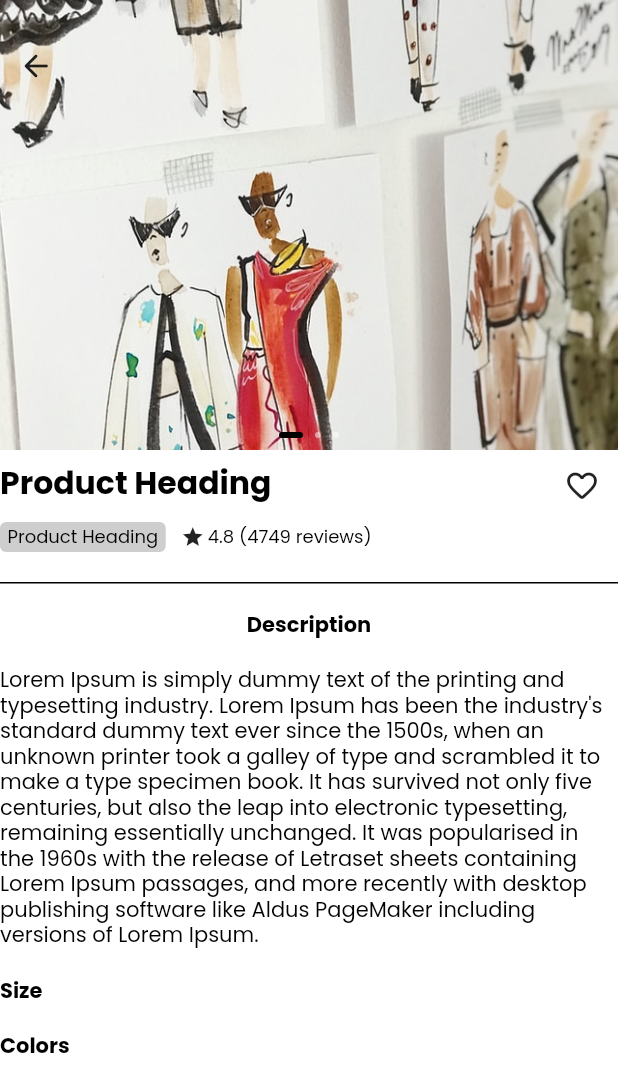
After one commit to rizveejack/ecomapp, a Flutter app: the SingleProductScreen screen opened directly, on a phone screen of 412 x 824 dp. The commit adds this screen. Shown: the top 1092 px of the screen. Run offline on Flutter 3.47's test engine with Material 2 defaults, Android fonts, the phone set to English and light mode, and no system bars.

Commit message:
single product page

```diff
--- /dev/null
+++ b/lib/screens/single_product_screen/product_colors.dart
@@ -0,0 +1,23 @@
+import 'package:flutter/material.dart';
+
+import '../../widgets/custom_text.dart';
+
+class ProductColors extends StatelessWidget {
+  const ProductColors({
+    Key? key,
+  }) : super(key: key);
+
+  @override
+  Widget build(BuildContext context) {
+    return Column(
+      children: const [
+        CustomText(
+          text: "Colors",
+          size: 14,
+          textColor: Colors.black,
+          isHeading: true,
+        ),
+      ],
+    );
+  }
+}
--- /dev/null
+++ b/lib/screens/single_product_screen/product_details.dart
@@ -0,0 +1,30 @@
+import 'package:flutter/material.dart';
+
+import '../../widgets/custom_text.dart';
+
+class ProductDetails extends StatelessWidget {
+  const ProductDetails({
+    Key? key,
+  }) : super(key: key);
+
+  @override
+  Widget build(BuildContext context) {
+    return Column(
+      children: const [
+        CustomText(
+          text: "Description",
+          size: 14,
+          textColor: Colors.black,
+          isHeading: true,
+        ),
+        SizedBox(height: 20),
+        CustomText(
+          text:
+              "Lorem Ipsum is simply dummy text of the printing and typesetting industry. Lorem Ipsum has been the industry's standard dummy text ever since the 1500s, when an unknown printer took a galley of type and scrambled it to make a type specimen book. It has survived not only five centuries, but also the leap into electronic typesetting, remaining essentially unchanged. It was popularised in the 1960s with the release of Letraset sheets containing Lorem Ipsum passages, and more recently with desktop publishing software like Aldus PageMaker including versions of Lorem Ipsum.",
+          size: 14,
+          textColor: Colors.black,
+        ),
+      ],
+    );
+  }
+}
--- /dev/null
+++ b/lib/screens/single_product_screen/product_heading.dart
@@ -0,0 +1,68 @@
+import 'package:flutter/material.dart';
+
+import '../../widgets/custom_text.dart';
+
+class ProductHeading extends StatelessWidget {
+  const ProductHeading({
+    Key? key,
+  }) : super(key: key);
+
+  @override
+  Widget build(BuildContext context) {
+    return Container(
+      padding: const EdgeInsets.only(bottom: 20),
+      decoration: const BoxDecoration(
+        border: Border(
+          bottom: BorderSide(color: Colors.black, width: 1),
+        ),
+      ),
+      child: Column(
+        children: [
+          Row(
+            mainAxisAlignment: MainAxisAlignment.spaceBetween,
+            children: [
+              const CustomText(
+                text: "Product Heading",
+                size: 21,
+                isHeading: true,
+                textColor: Colors.black,
+                isellipsis: true,
+              ),
+              IconButton(
+                  padding: const EdgeInsets.all(0),
+                  onPressed: () {},
+                  icon: const Icon(Icons.favorite_outline_rounded))
+            ],
+          ),
+          Row(
+            children: [
+              Container(
+                padding: const EdgeInsets.symmetric(horizontal: 5, vertical: 3),
+                decoration: BoxDecoration(
+                  color: Colors.grey.withOpacity(0.5),
+                  borderRadius: BorderRadius.circular(4),
+                ),
+                child: const CustomText(
+                  text: "Product Heading",
+                  size: 12,
+                  textColor: Colors.black,
+                ),
+              ),
+              const SizedBox(width: 10),
+              const Icon(
+                Icons.star,
+                size: 16,
+              ),
+              const SizedBox(width: 2),
+              const CustomText(
+                text: "4.8 (4749 reviews)",
+                size: 12,
+                textColor: Colors.black,
+              ),
+            ],
+          ),
+        ],
+      ),
+    );
+  }
+}
--- /dev/null
+++ b/lib/screens/single_product_screen/product_image_slider.dart
@@ -0,0 +1,82 @@
+import 'package:flutter/material.dart';
+
+class ProductImageSlider extends StatefulWidget {
+  const ProductImageSlider({Key? key}) : super(key: key);
+
+  @override
+  State<ProductImageSlider> createState() => _ProductImageSliderState();
+}
+
+class _ProductImageSliderState extends State<ProductImageSlider> {
+  final List _slider = <String>[
+    "assets/images/slide1.jpg",
+    "assets/images/slide2.jpg",
+    "assets/images/slide3.jpg",
+  ];
+  late int _slideIndex = 0;
+  void onSlideChange(int index) {
+    setState(() {
+      _slideIndex = index;
+    });
+  }
+
+  @override
+  Widget build(BuildContext context) {
+    return SizedBox(
+      height: 300,
+      child: Stack(
+        children: [
+          Align(
+            alignment: Alignment.topLeft,
+            child: PageView.builder(
+              scrollDirection: Axis.horizontal,
+              itemCount: _slider.length,
+              onPageChanged: onSlideChange,
+              itemBuilder: (_, index) {
+                return Image.asset(
+                  _slider[index],
+                  fit: BoxFit.cover,
+                );
+              },
+            ),
+          ),
+          Align(
+            alignment: Alignment.bottomCenter,
+            child: SizedBox(
+              width: 200,
+              height: 20,
+              child: Row(
+                mainAxisAlignment: MainAxisAlignment.center,
+                children: List.generate(_slider.length, (dotindex) {
+                  return Container(
+                    width: _slideIndex == dotindex ? 16 : 4,
+                    height: 4,
+                    margin: const EdgeInsets.only(left: 4, right: 4),
+                    decoration: BoxDecoration(
+                      color: _slideIndex == dotindex
+                          ? Colors.black
+                          : Colors.white.withOpacity(0.5),
+                      borderRadius: BorderRadius.circular(4),
+                    ),
+                  );
+                }),
+              ),
+            ),
+          ),
+          Align(
+            alignment: Alignment.topLeft,
+            child: Container(
+              padding: const EdgeInsets.only(top: 20),
+              child: IconButton(
+                onPressed: () {
+                  Navigator.pop(context);
+                },
+                icon: const Icon(Icons.arrow_back_rounded),
+              ),
+            ),
+          ),
+        ],
+      ),
+    );
+  }
+}
--- /dev/null
+++ b/lib/screens/single_product_screen/product_size.dart
@@ -0,0 +1,23 @@
+import 'package:flutter/material.dart';
+
+import '../../widgets/custom_text.dart';
+
+class ProductSize extends StatelessWidget {
+  const ProductSize({
+    Key? key,
+  }) : super(key: key);
+
+  @override
+  Widget build(BuildContext context) {
+    return Column(
+      children: const [
+        CustomText(
+          text: "Size",
+          size: 14,
+          textColor: Colors.black,
+          isHeading: true,
+        ),
+      ],
+    );
+  }
+}
--- /dev/null
+++ b/lib/screens/single_product_screen/single_product_screen.dart
@@ -0,0 +1,37 @@
+import 'package:flutter/material.dart';
+
+import 'product_colors.dart';
+import 'product_details.dart';
+import 'product_heading.dart';
+import 'product_image_slider.dart';
+import 'product_size.dart';
+
+class SingleProductScreen extends StatelessWidget {
+  const SingleProductScreen({Key? key}) : super(key: key);
+
+  @override
+  Widget build(BuildContext context) {
+    return Scaffold(
+      body: SingleChildScrollView(
+        child: Column(
+          children: [
+            const ProductImageSlider(),
+            Column(
+              mainAxisAlignment: MainAxisAlignment.center,
+              crossAxisAlignment: CrossAxisAlignment.start,
+              children: const [
+                ProductHeading(),
+                SizedBox(height: 20),
+                ProductDetails(),
+                SizedBox(height: 20),
+                ProductSize(),
+                SizedBox(height: 20),
+                ProductColors(),
+              ],
+            ),
+          ],
+        ),
+      ),
+    );
+  }
+}
--- a/lib/widgets/product_card.dart
+++ b/lib/widgets/product_card.dart
@@ -1,5 +1,6 @@
 import 'package:flutter/material.dart';
 
+import '../screens/single_product_screen/single_product_screen.dart';
 import 'custom_text.dart';
 
 class ProductCard extends StatelessWidget {
@@ -16,14 +17,28 @@ class ProductCard extends StatelessWidget {
           Stack(
             children: [
               Align(
+                child: GestureDetector(
+                  onTap: () {
+                    Navigator.push(
+                      context,
+                      MaterialPageRoute(builder: (_) {
+                        return const SingleProductScreen();
+                      }),
+                    );
+                  },
+                  child: Hero(
+                    tag: "product",
                     child: Container(
                       height: 180,
                       decoration: BoxDecoration(
                         color: Colors.grey.withOpacity(0.6),
-                      borderRadius: BorderRadius.circular(20),
+                        borderRadius: BorderRadius.circular(10),
                         image: const DecorationImage(
                             image: AssetImage("assets/images/banner.png"),
-                          fit: BoxFit.fitHeight)),
+                            fit: BoxFit.fitHeight),
+                      ),
+                    ),
+                  ),
                 ),
               ),
               Align(
```
Lines whose indentation alone changed are shown as unchanged.
